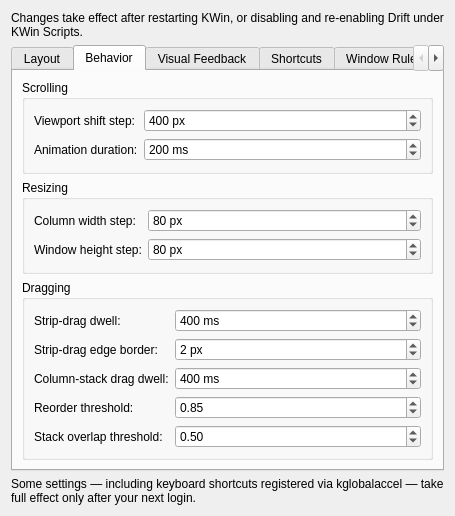
Before: the Qt Designer form drift/contents/ui/config.ui in epicodic/drift, drawn with Qt 5.
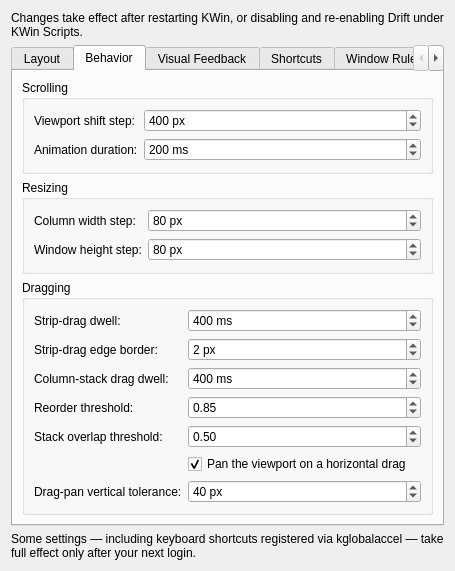
After: the same form once the commit is applied. The open tabs and pages were chosen to show the change.

Commit message:
feat(ui): add drag-pan settings dialog widgets
Task 3 of the drag viewport pan plan. Adds the checkbox and spin box
for dragPanEnabled/dragPanVerticalTolerancePx to the Behavior tab's
Dragging group, matching the existing widget patterns there.

Claude-Session: https://claude.ai/code/session_011B4xT6CDfgJSbY2V3Gfget

Patch:
```diff
--- a/drift/contents/ui/config.ui
+++ b/drift/contents/ui/config.ui
@@ -487,6 +487,45 @@
                                                 </property>
                                             </widget>
                                         </item>
+                                        <item row="5" column="1">
+                                            <widget class="QCheckBox" name="kcfg_dragPanEnabled">
+                                                <property name="toolTip">
+                                                    <string>An almost-purely-horizontal drag pans the viewport instead of reordering the dragged window's column</string>
+                                                </property>
+                                                <property name="text">
+                                                    <string>Pan the viewport on a horizontal drag</string>
+                                                </property>
+                                                <property name="checked">
+                                                    <bool>true</bool>
+                                                </property>
+                                            </widget>
+                                        </item>
+                                        <item row="6" column="0">
+                                            <widget class="QLabel" name="label_dragPanVerticalTolerancePx">
+                                                <property name="text">
+                                                    <string>Drag-pan vertical tolerance:</string>
+                                                </property>
+                                            </widget>
+                                        </item>
+                                        <item row="6" column="1">
+                                            <widget class="QSpinBox" name="kcfg_dragPanVerticalTolerancePx">
+                                                <property name="toolTip">
+                                                    <string>Cumulative vertical drag movement, in pixels, at which drag-pan fades out and reordering takes over fully</string>
+                                                </property>
+                                                <property name="suffix">
+                                                    <string> px</string>
+                                                </property>
+                                                <property name="minimum">
+                                                    <number>0</number>
+                                                </property>
+                                                <property name="maximum">
+                                                    <number>500</number>
+                                                </property>
+                                                <property name="value">
+                                                    <number>40</number>
+                                                </property>
+                                            </widget>
+                                        </item>
                                     </layout>
                                 </widget>
                             </item>
```
